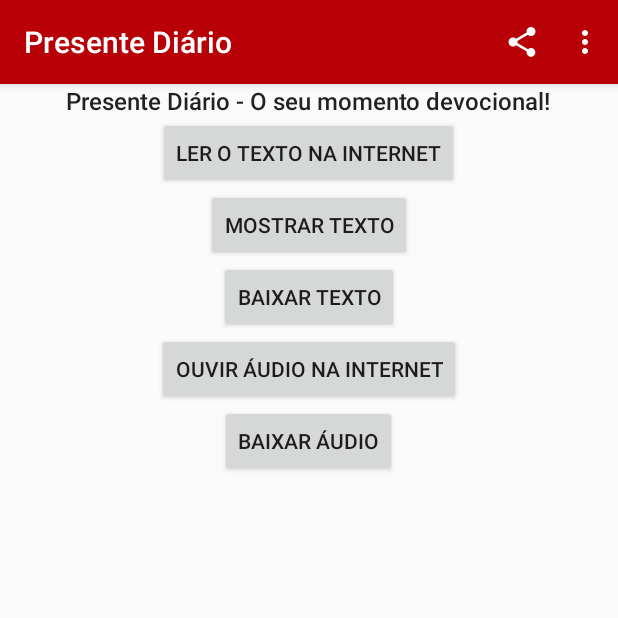
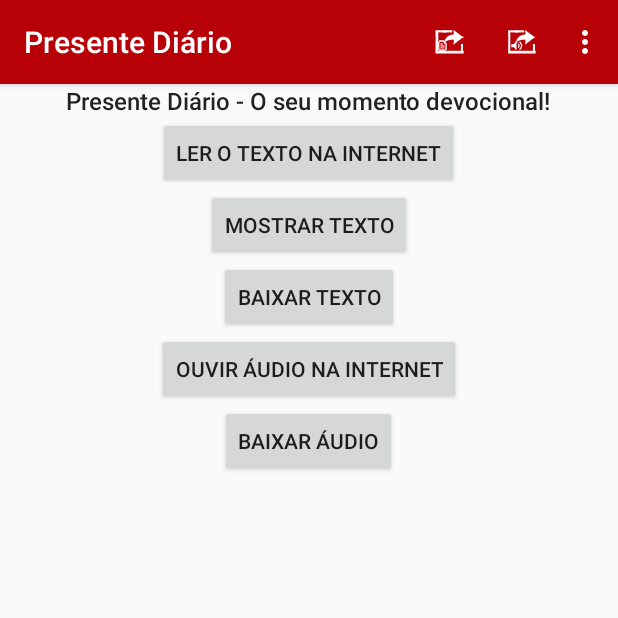
Before and after one commit to lucascomputacao/presenteDiario, an Android app: the screen it shows after launch (MainActivity), on a phone screen of 412 x 824 dp, the top half of it. Run offline under Robolectric (Android 15) with nearby library versions, the phone set to English and light mode, and no system bars.

Commit message:
Adicionando ícones de compartilhamento

```diff
--- a/app/src/main/java/com/lucasborgesdev/presentediario/MainActivity.java
+++ b/app/src/main/java/com/lucasborgesdev/presentediario/MainActivity.java
@@ -240,8 +240,8 @@ public class MainActivity extends AppCompatActivity {
             return true;
         }
 
-        // Share
-        if (id == R.id.menu_item_share) {
+        // Share text
+        if (id == R.id.menu_item_share_text) {
 
 
             // Intent funcionando
--- a/app/src/main/res/menu/menu_main.xml
+++ b/app/src/main/res/menu/menu_main.xml
@@ -3,11 +3,17 @@
     xmlns:tools="http://schemas.android.com/tools"
     tools:context=".MainActivity">
     <item
-        android:id="@+id/menu_item_share"
-        android:icon="@drawable/abc_ic_menu_share_mtrl_alpha"
+        android:id="@+id/menu_item_share_text"
+        android:icon="@mipmap/ic_share_text_presente_diario"
         android:actionProviderClass="android.widget.ShareActionProvider"
         app:showAsAction="ifRoom"
-        android:title="Share"/>
+        android:title="Compartilhar texto"/>
+    <item
+        android:id="@+id/menu_item_share"
+        android:icon="@mipmap/ic_share_presente_diario"
+        android:actionProviderClass="android.widget.ShareActionProvider"
+        app:showAsAction="ifRoom"
+        android:title="Compartilhar Audio"/>
 
     <item
         android:id="@+id/action_about"
```
Also changed, not shown: app/src/main/res/mipmap-hdpi/ic_share_presente_diario.png (added), app/src/main/res/mipmap-hdpi/ic_share_text_presente_diario.png (added), app/src/main/res/mipmap-mdpi/ic_share_presente_diario.png (added), app/src/main/res/mipmap-mdpi/ic_share_text_presente_diario.png (added), app/src/main/res/mipmap-xhdpi/ic_share_presente_diario.png (added), app/src/main/res/mipmap-xhdpi/ic_share_text_presente_diario.png (added), app/src/main/res/mipmap-xxhdpi/ic_share_presente_diario.png (added), app/src/main/res/mipmap-xxhdpi/ic_share_text_presente_diario.png (added).
